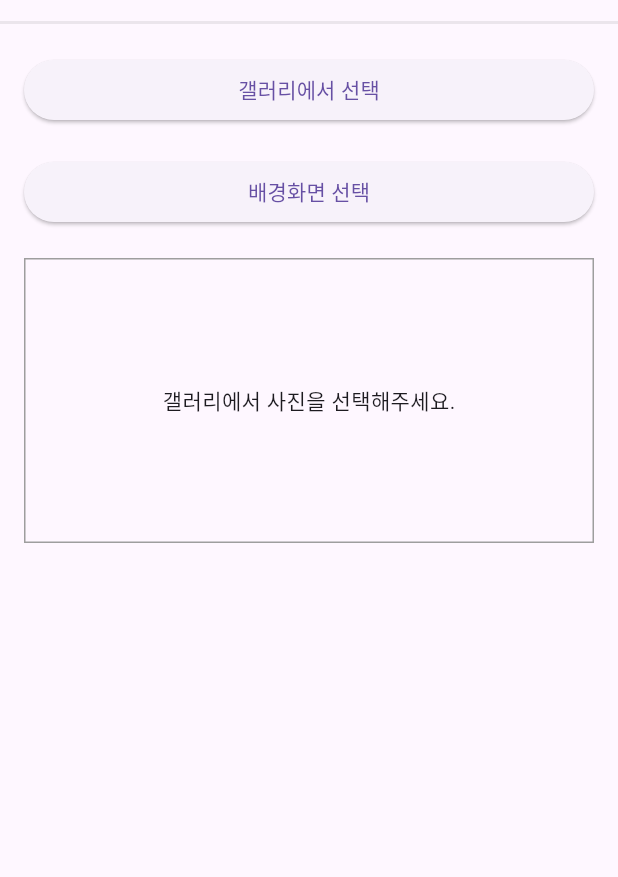
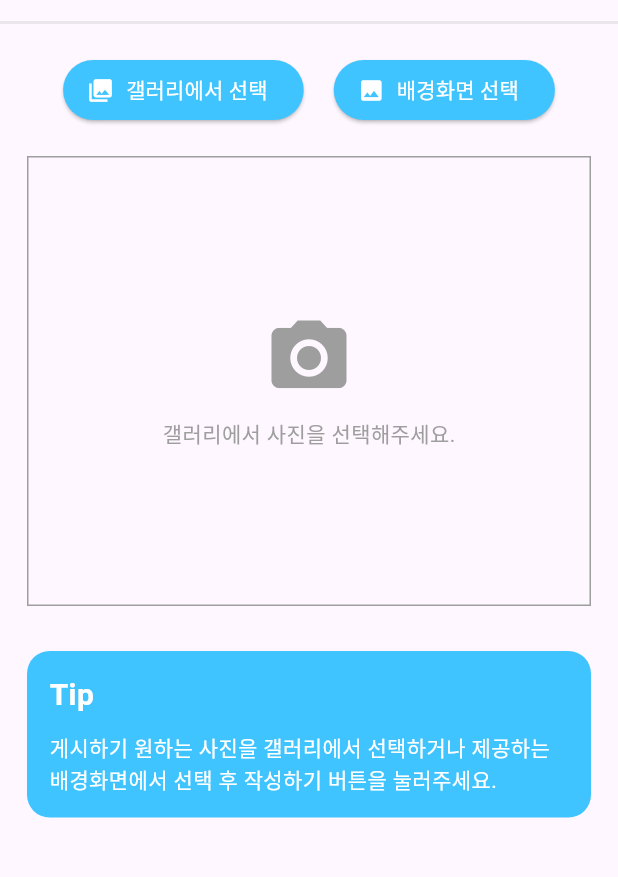
Before and after one commit to BJS0826/2024SNSPJT, a Flutter app: the CreateFeedPage screen opened directly, on a phone screen of 412 x 824 dp, the part 84-961 px from its top. Run offline on Flutter 3.47's test engine with Material 3 defaults, Android fonts, the phone set to English and light mode, and no system bars; our stand-ins replace cloud_firestore, firebase_auth, firebase_core, firebase_storage, flutter_colorpicker, image_picker; accounts and stored records are empty.

Commit message:
20240204 2028 commit by BJS

```diff
--- a/lib/botnav/board.dart
+++ b/lib/botnav/board.dart
@@ -155,6 +155,7 @@ class _BoardPageState extends State<BoardPage> {
             MaterialPageRoute(builder: (context) => BoardPostPage()),
           );
         },
+        backgroundColor: Colors.lightBlueAccent, // 옅은 하늘색으로 변경
       ),
     );
   }
--- a/lib/botnav/createfeed.dart
+++ b/lib/botnav/createfeed.dart
@@ -30,19 +30,19 @@ class _CreateFeedPageState extends State<CreateFeedPage> {
     final pickedImage = await picker.pickImage(source: ImageSource.gallery);
     if (pickedImage != null) {
       setState(() {
-        selectedImage = File(pickedImage.path);
+        selectedBackgroundImage = File(pickedImage.path);
       });
     }
   }
 
   void navigateToFeedDetailPage() {
-    // FeedDetailPage로 이동하는 코드 작성
     Navigator.push(
       context,
       MaterialPageRoute(
         builder: (context) => FeedDetailPage(
           backimage: selectedImage!,
-              )),
+        ),
+      ),
     );
   }
 
@@ -51,6 +51,7 @@ class _CreateFeedPageState extends State<CreateFeedPage> {
     if (selectedImage != null) {
       image = img.decodeImage(selectedImage!.readAsBytesSync())!;
     }
+
     return Scaffold(
       appBar: AppBar(
         title: Padding(
@@ -100,33 +101,48 @@ class _CreateFeedPageState extends State<CreateFeedPage> {
       ),
       body: SingleChildScrollView(
         child: Padding(
-          padding: EdgeInsets.symmetric(horizontal: 16.0),
+          padding: EdgeInsets.symmetric(horizontal: 18.0),
           child: Column(
             crossAxisAlignment: CrossAxisAlignment.stretch,
             children: [
               SizedBox(height: 20),
-              ElevatedButton(
+              Row(
+                mainAxisAlignment: MainAxisAlignment.center,
+                children: [
+                  ElevatedButton.icon(
                     onPressed: () {
-                  // "갤러리에서 선택" 버튼 동작
                       getImageFromGallery();
                     },
-                child: Text('갤러리에서 선택'),
+                    icon: Icon(Icons.photo_library),
+                    label: Text('갤러리에서 선택'),
+                    style: ElevatedButton.styleFrom(
+                      primary: Colors.lightBlueAccent,
+                      onPrimary: Colors.white,
                     ),
-              SizedBox(height: 20),
-              ElevatedButton(
+                  ),
+                  SizedBox(width: 20),
+                  ElevatedButton.icon(
                     onPressed: () {
-                  // 제공하는 배경화면 이미지 나열하기 나중에
                       getBackgroundImageFromGallery();
                     },
-                child: Text('배경화면 선택'),
+                    icon: Icon(Icons.image),
+                    label: Text('배경화면 선택'),
+                    style: ElevatedButton.styleFrom(
+                      primary: Colors.lightBlueAccent,
+                      onPrimary: Colors.white,
+                    ),
+                  ),
+                ],
               ),
               SizedBox(height: 20),
               GestureDetector(
                 onTap: () {
                   // 선택된 이미지 확대/축소 동작
                 },
+                child: Container(
+                  height: 300,
                   child: AspectRatio(
-                  aspectRatio: image != null ? image!.width / image!.height : 2,
+                    aspectRatio: 1.0,
                     child: Container(
                       decoration: BoxDecoration(
                         border: Border.all(color: Colors.grey),
@@ -137,7 +153,24 @@ class _CreateFeedPageState extends State<CreateFeedPage> {
                               fit: BoxFit.cover,
                             )
                           : Center(
-                            child: Text('갤러리에서 사진을 선택해주세요.'),
+                              child: Column(
+                                mainAxisAlignment: MainAxisAlignment.center,
+                                children: [
+                                  Icon(
+                                    Icons.camera_alt,
+                                    size: 60,
+                                    color: Colors.grey,
+                                  ),
+                                  SizedBox(height: 10),
+                                  Text(
+                                    '갤러리에서 사진을 선택해주세요.',
+                                    style: TextStyle(
+                                      color: Colors.grey,
+                                    ),
+                                  ),
+                                ],
+                              ),
+                            ),
                     ),
                   ),
                 ),
@@ -146,11 +179,43 @@ class _CreateFeedPageState extends State<CreateFeedPage> {
               if (selectedImage != null)
                 ElevatedButton(
                   onPressed: () {
-                    // 피드 작성 버튼 동작
-                    // 피드 내용과 함께 작성된 피드를 서버에 전송하거나 다른 동작을 수행할 수 있습니다.
                     navigateToFeedDetailPage();
                   },
                   child: Text('작성하기'),
+                  style: ElevatedButton.styleFrom(
+                    primary: Colors.lightBlueAccent,
+                    onPrimary: Colors.white,
+                  ),
+                ),
+              if (selectedImage == null)
+                // Tip 메시지 추가
+                Container(
+                  margin: EdgeInsets.symmetric(vertical: 10),
+                  padding: EdgeInsets.all(15),
+                  decoration: BoxDecoration(
+                    color: Colors.lightBlueAccent,
+                    borderRadius: BorderRadius.circular(15),
+                  ),
+                  child: Column(
+                    crossAxisAlignment: CrossAxisAlignment.start,
+                    children: [
+                      Text(
+                        'Tip',
+                        style: TextStyle(
+                          color: Colors.white,
+                          fontSize: 20,
+                          fontWeight: FontWeight.bold,
+                        ),
+                      ),
+                      SizedBox(height: 10),
+                      Text(
+                        '게시하기 원하는 사진을 갤러리에서 선택하거나 제공하는 배경화면에서 선택 후 작성하기 버튼을 눌러주세요.',
+                        style: TextStyle(
+                          color: Colors.white,
+                        ),
+                      ),
+                    ],
+                  ),
                 ),
             ],
           ),
```
Also changed, not shown: lib/botnav/boardpost.dart (+45 -4 lines), lib/botnav/editprofile.dart (+63 -39 lines), lib/botnav/profile.dart (+93 -65 lines), assets/feed.jpg (added), lib/botnav/profiledetail.dart (deleted). Lines whose indentation alone changed are shown as unchanged.
